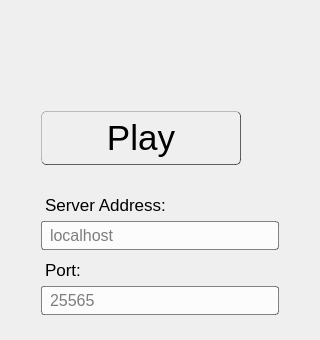
The window that files/ui/playpage.ui (MrZer0x0/TES3MP) describes before a commit, drawn with Qt 5.
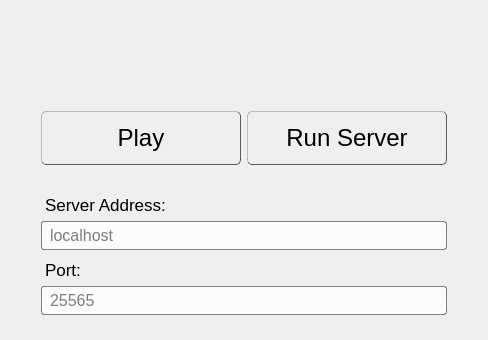
The same window after the commit.

Patch:
```diff
--- a/files/ui/playpage.ui
+++ b/files/ui/playpage.ui
@@ -26,14 +26,14 @@
         <property name="minimumSize"><size><width>200</width><height>70</height></size></property>
         <property name="maximumSize"><size><width>200</width><height>70</height></size></property>
         <property name="styleSheet">
-         <string notr="true">#playButton {
+         <string notr="true">#playButton, #serverButton {
     height: 50px;
     margin-bottom: 16px;
     background-color: qlineargradient(spread:pad, x1:0, y1:0, x2:0, y2:1,
         stop:0 rgba(255,255,255,200), stop:0.1 rgba(255,255,255,15),
         stop:0.49 rgba(255,255,255,75), stop:0.5 rgba(0,0,0,0),
         stop:0.9 rgba(0,0,0,55), stop:1 rgba(0,0,0,100));
-    font-size: 26pt; color: black;
+    font-size: 18pt; color: black;
     border-right: 1px solid rgba(0,0,0,155);
     border-left:  1px solid rgba(0,0,0,55);
     border-top:   1px solid rgba(0,0,0,55);
@@ -51,9 +51,39 @@
         <property name="text"><string>Play</string></property>
        </widget>
       </item>
+      <item row="1" column="2">
+       <widget class="QPushButton" name="serverButton">
+        <property name="minimumSize"><size><width>200</width><height>70</height></size></property>
+        <property name="maximumSize"><size><width>200</width><height>70</height></size></property>
+        <property name="styleSheet">
+         <string notr="true">#playButton, #serverButton {
+    height: 50px;
+    margin-bottom: 16px;
+    background-color: qlineargradient(spread:pad, x1:0, y1:0, x2:0, y2:1,
+        stop:0 rgba(255,255,255,200), stop:0.1 rgba(255,255,255,15),
+        stop:0.49 rgba(255,255,255,75), stop:0.5 rgba(0,0,0,0),
+        stop:0.9 rgba(0,0,0,55), stop:1 rgba(0,0,0,100));
+    font-size: 18pt; color: black;
+    border-right: 1px solid rgba(0,0,0,155);
+    border-left:  1px solid rgba(0,0,0,55);
+    border-top:   1px solid rgba(0,0,0,55);
+    border-bottom:1px solid rgba(0,0,0,155);
+    border-radius: 5px;
+}
+#playButton:hover, #serverButton:hover { border: 2px solid rgba(164,192,228,255); }
+#playButton:pressed, #serverButton:pressed {
+    background: qlineargradient(x1:0,y1:0,x2:0,y2:1,
+        stop:0 rgba(0,0,0,75), stop:0.1 rgba(0,0,0,15),
+        stop:0.2 rgba(255,255,255,55), stop:1 rgba(255,255,255,155));
+    border: 1px solid rgba(0,0,0,55);
+}</string>
+        </property>
+        <property name="text"><string>Run Server</string></property>
+       </widget>
+      </item>
 
       <!-- Server label row 2 -->
-      <item row="2" column="1">
+      <item row="2" column="1" colspan="2">
        <widget class="QLabel" name="serverLabel">
         <property name="styleSheet">
          <string notr="true">#serverLabel { font-size: 13pt; color: black; margin-top: 8px; }</string>
@@ -63,7 +93,7 @@
       </item>
 
       <!-- IP input row 3 -->
-      <item row="3" column="1">
+      <item row="3" column="1" colspan="2">
        <widget class="QLineEdit" name="serverAddressEdit">
         <property name="placeholderText"><string>localhost</string></property>
         <property name="styleSheet">
@@ -78,7 +108,7 @@
       </item>
 
       <!-- Port label row 4 -->
-      <item row="4" column="1">
+      <item row="4" column="1" colspan="2">
        <widget class="QLabel" name="portLabel">
         <property name="styleSheet">
          <string notr="true">#portLabel { font-size: 13pt; color: black; margin-top: 4px; }</string>
@@ -88,7 +118,7 @@
       </item>
 
       <!-- Port input row 5 -->
-      <item row="5" column="1">
+      <item row="5" column="1" colspan="2">
        <widget class="QLineEdit" name="serverPortEdit">
         <property name="placeholderText"><string>25565</string></property>
         <property name="styleSheet">
@@ -103,7 +133,7 @@
       </item>
 
       <!-- Spacer row 6 -->
-      <item row="6" column="1">
+      <item row="6" column="1" colspan="2">
        <spacer name="verticalSpacer">
         <property name="orientation"><enum>Qt::Vertical</enum></property>
         <property name="sizeHint" stdset="0"><size><width>20</width><height>30</height></size></property>
```
Left out of the diff: 4 changed lines with no effect on the pictures.
